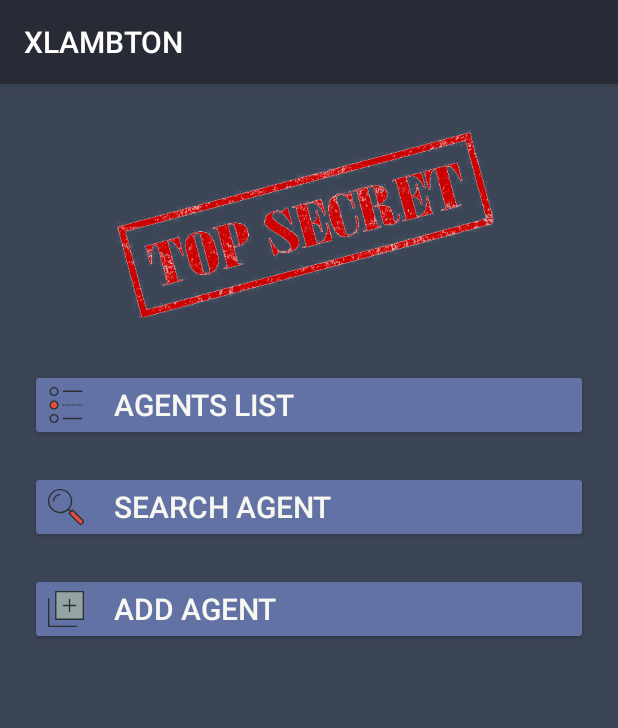
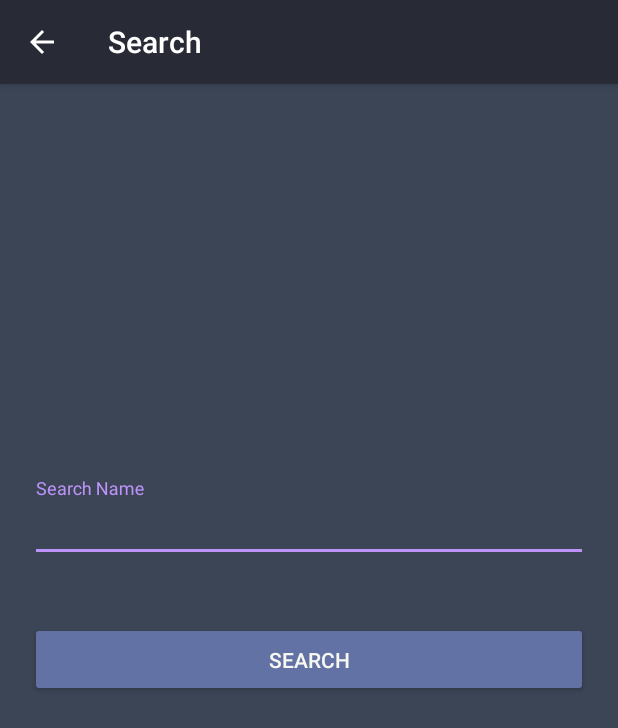
Before and after one commit to allanim/mad4124-xlambton, an Android app: the MainActivity screen opened directly, with no data from a screen before it, after a tap on "SEARCH AGENT", on a phone screen of 412 x 824 dp. Shown: the top 728 px of the screen. Run offline under Robolectric (Android 15) with nearby library versions, the light colour scheme and no system bars.

Commit message:
Add to search agent

```diff
--- a/app/src/main/java/ca/lambton/allan/xlambton/MainActivity.java
+++ b/app/src/main/java/ca/lambton/allan/xlambton/MainActivity.java
@@ -22,7 +22,8 @@ public class MainActivity extends AppCompatActivity {
         // search agent
         Button menuSearch = findViewById(R.id.menu_search);
         menuSearch.setOnClickListener(v -> {
-
+            Intent intent = new Intent(this, SearchActivity.class);
+            startActivity(intent);
         });
 
         // add agent
--- /dev/null
+++ b/app/src/main/java/ca/lambton/allan/xlambton/SearchActivity.java
@@ -0,0 +1,67 @@
+package ca.lambton.allan.xlambton;
+
+import android.content.Intent;
+import android.os.Bundle;
+import android.provider.MediaStore;
+import android.support.v4.app.NavUtils;
+import android.support.v7.app.ActionBar;
+import android.support.v7.app.AppCompatActivity;
+import android.view.MenuItem;
+import android.widget.Button;
+import android.widget.EditText;
+import android.widget.Toast;
+
+import ca.lambton.allan.xlambton.database.repository.AgentRepository;
+
+public class SearchActivity extends AppCompatActivity {
+
+    @Override
+    protected void onCreate(Bundle savedInstanceState) {
+        super.onCreate(savedInstanceState);
+        setContentView(R.layout.activity_search);
+
+        // action bar
+        ActionBar actionBar = getSupportActionBar();
+        if (actionBar != null) {
+            actionBar.setDisplayHomeAsUpEnabled(true);
+        }
+
+        // dao
+        AgentRepository repository = new AgentRepository(this);
+
+        EditText mSearch = findViewById(R.id.search_name);
+        Button btnSearch = findViewById(R.id.btn_search);
+
+        // click button
+        btnSearch.setOnClickListener(v -> {
+            String keyword = mSearch.getText().toString();
+
+            // valid
+            if (keyword.isEmpty()) {
+                mSearch.setError(getResources().getString(R.string.error_field_required));
+                mSearch.requestFocus();
+                return;
+            } else if (repository.searchCount(keyword) == 0) {
+                mSearch.setError(getResources().getString(R.string.no_result));
+                mSearch.requestFocus();
+                return;
+            }
+
+            Intent intent = new Intent(this, AgentListActivity.class);
+            intent.putExtra("keyword", keyword);
+            startActivity(intent);
+        });
+    }
+
+    @Override
+    public boolean onOptionsItemSelected(MenuItem item) {
+
+        switch (item.getItemId()) {
+            case android.R.id.home:
+                NavUtils.navigateUpFromSameTask(this);
+                return true;
+        }
+
+        return super.onOptionsItemSelected(item);
+    }
+}
--- /dev/null
+++ b/app/src/main/res/layout/activity_search.xml
@@ -0,0 +1,33 @@
+<?xml version="1.0" encoding="utf-8"?>
+<RelativeLayout xmlns:android="http://schemas.android.com/apk/res/android"
+    xmlns:tools="http://schemas.android.com/tools"
+    android:layout_width="match_parent"
+    android:layout_height="match_parent"
+    android:layout_centerVertical="true"
+    android:orientation="vertical"
+    tools:context=".SearchActivity">
+
+    <android.support.design.widget.TextInputLayout
+        android:layout_width="match_parent"
+        android:layout_height="wrap_content"
+        android:layout_above="@id/btn_search"
+        android:layout_margin="20dp">
+
+        <EditText
+            android:id="@+id/search_name"
+            android:layout_width="match_parent"
+            android:layout_height="wrap_content"
+            android:hint="Search Name"
+            android:inputType="text"
+            android:textAlignment="center" />
+
+    </android.support.design.widget.TextInputLayout>
+
+    <Button
+        android:id="@+id/btn_search"
+        android:layout_width="match_parent"
+        android:layout_height="50dp"
+        android:layout_centerVertical="true"
+        android:layout_margin="20dp"
+        android:text="Search" />
+</RelativeLayout>
--- a/app/src/main/res/values/strings.xml
+++ b/app/src/main/res/values/strings.xml
@@ -6,4 +6,5 @@
     <string name="title_agent_list">Agent List</string>
 
     <string name="error_field_required">This field is required</string>
+    <string name="no_result">No search results!</string>
 </resources>
```
Also changed, not shown: app/src/main/AndroidManifest.xml (+30 -13 lines), app/src/main/java/ca/lambton/allan/xlambton/AgentFormActivity.java (+11 -0 lines), app/src/main/java/ca/lambton/allan/xlambton/AgentListActivity.java (+33 -1 lines), app/src/main/java/ca/lambton/allan/xlambton/database/repository/AgentRepository.java (+26 -1 lines).
